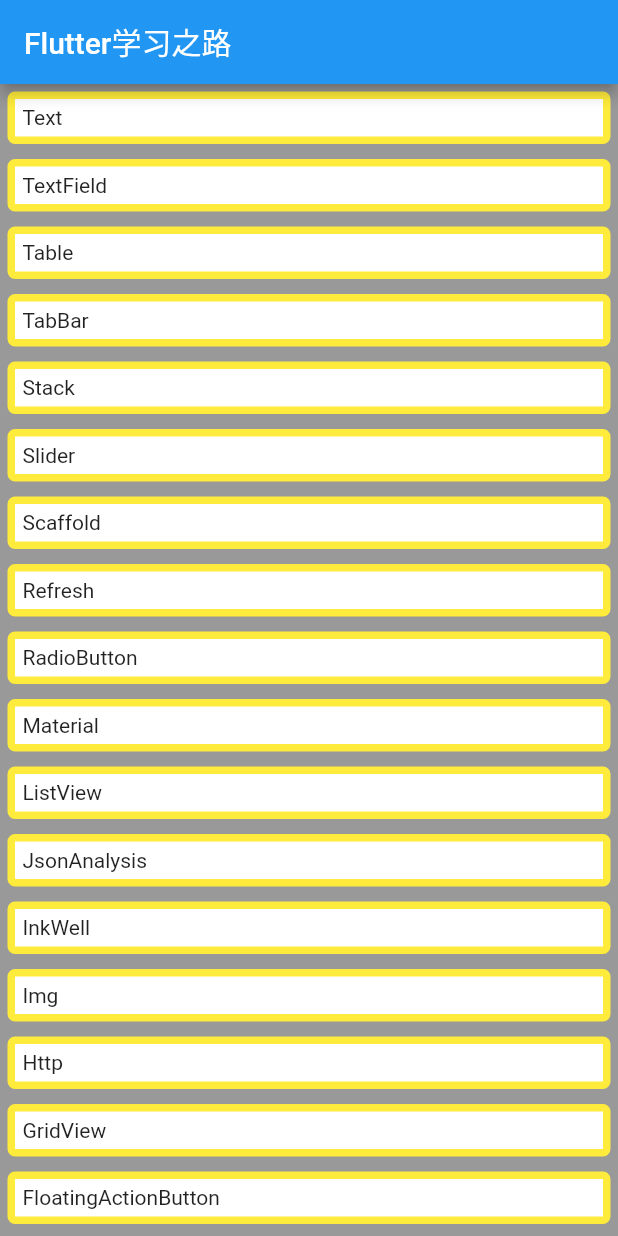
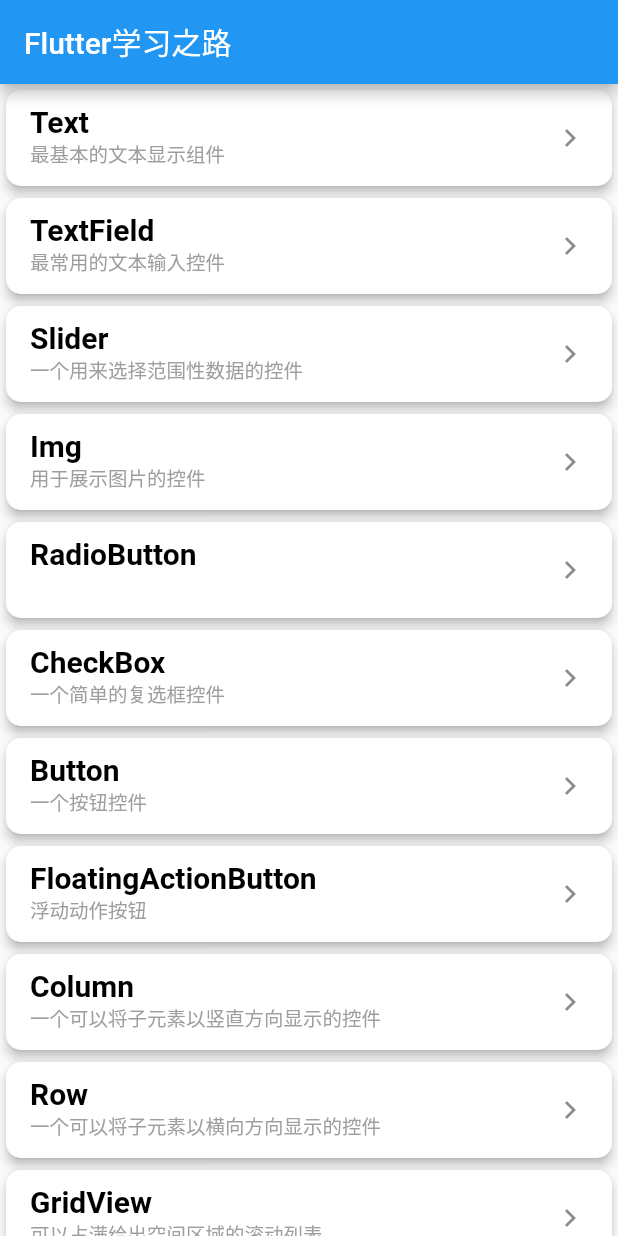
Before and after one commit to xicong/Flutter_Study, a Flutter app: the screen it shows after launch, on a phone screen of 412 x 824 dp. Run offline on Flutter 3.47's test engine with Material 2 defaults, Android fonts, the phone set to English and light mode, and no system bars.

Commit message:
修改了下主页的风格，后面抽时间继续完善控件

```diff
--- a/lib/learn/LearnContainer.dart
+++ b/lib/learn/LearnContainer.dart
@@ -26,7 +26,7 @@ class _LearnContainer extends State<LearnContainer>{
         child: new Text('这是一个Container',
           textAlign:TextAlign.center ,//设置文字居中
           style: new TextStyle(
-            color: Colors.white,
+            color: Colors.black,
           ),
         ),//显示的内容
         padding: EdgeInsets.all(0.0),//设置子控件padding
--- a/lib/main.dart
+++ b/lib/main.dart
@@ -1,14 +1,17 @@
 //导入dart
+import 'dart:ui' as prefix0;
+
 import 'package:flutter/cupertino.dart';
 import 'package:flutter/material.dart';
 import 'package:flutter/rendering.dart';
+
+
 import 'utils/ColorUtils.dart';
 import 'pages/NewsListPage.dart';
 import 'pages/TweetsListPage.dart';
 import 'pages/DiscoveryPage.dart';
 import 'pages/MyInfoPage.dart';
 import 'widgets/MyDrawer.dart';
-
 
 import 'package:flutterdemo/learn/LearnContainer.dart';
 import 'package:flutterdemo/learn/LearnText.dart';
@@ -37,46 +40,63 @@ import 'package:flutterdemo/learn/LearnDialog.dart';
 import 'package:flutterdemo/learn/LearnTabBar.dart';
 import 'package:flutterdemo/learn/LearnHttp.dart';
 import 'package:flutterdemo/learn/LearnJsonAnalysis.dart';
+import 'package:flutterdemo/learn/LearnRow.dart';
 
-void main(){
+void main() {
   //设置debugPaintSizeEnabled为true来更直观的调试布局问题
-  debugPaintSizeEnabled=false;
+  debugPaintSizeEnabled = false;
   runApp(new Main());
 }
+
 class Main extends StatelessWidget {
   @override
   Widget build(BuildContext context) {
     return MainApp();
   }
 }
-class MainApp extends StatefulWidget{
+
+class MainApp extends StatefulWidget {
   @override
   State<StatefulWidget> createState() {
     return new _MainApp();
   }
 }
-class _MainApp extends State<MainApp>{
-  Widget setWidgetNameAndPageName(String widgetName,StatefulWidget pageName){
+
+class _MainApp extends State<MainApp> {
+  Widget setWidgetNameAndPageName(String widgetName,String description, StatefulWidget pageName) {
     return Builder(
-        builder: (context){
+      builder: (context) {
         return new GestureDetector(
-            child: new Container(
-              child: new Text(widgetName),
-              alignment: Alignment.centerLeft,
-//                    color: Colors.white,
-              decoration: new BoxDecoration(  //设置了decoration的话，就不能设置color属性，否则会报错，此时应该在decoration中进行颜色的设置。
-                  border: new Border.all(
-                      width: 5.0,
-                      color: Colors.yellow
+          child: new Card(
+            elevation: 3.0,
+            color: Colors.white,
+            shape: const RoundedRectangleBorder(borderRadius: BorderRadius.all(Radius.circular(10.0))),
+            child: new Column(
+              mainAxisAlignment: MainAxisAlignment.start,
+              crossAxisAlignment: CrossAxisAlignment.start,
+              children: <Widget>[
+                new ListTile(
+                  title: new Text(widgetName,
+                      style: new TextStyle(
+                          fontSize: 20,
+                          color: Colors.black,
+                          fontWeight: FontWeight.bold)
                   ),
-                  color: Colors.white,
-                  borderRadius: new BorderRadius.all(new Radius.circular(5))
+                  subtitle: new Text(description,
+                    style: new TextStyle(
+                        fontSize: 13,
+                        color: Colors.grey
                     ),
-              margin: EdgeInsets.all(5),
-              padding: EdgeInsets.only(left: 5),
                   ),
-            onTap: (){
-              Navigator.push(context, new MaterialPageRoute(builder: (BuildContext context){
+                  dense: true,
+                  trailing: Icon(Icons.chevron_right),
+                ),
+              ],
+            ),
+          ),
+          onTap: () {
+            Navigator.push(context,
+                new MaterialPageRoute(builder: (BuildContext context) {
               return pageName;
             }));
           },
@@ -84,44 +104,81 @@ class _MainApp extends State<MainApp>{
       },
     );
   }
+
   @override
   Widget build(BuildContext context) {
-    return new MaterialApp(  //MaterialApp  必须有home不然报错
+    return new MaterialApp(
+      //MaterialApp  必须有home不然报错
       home: new Scaffold(
-        backgroundColor: ColorUtils.hexToColor("E3E3E3"),
+//        backgroundColor: ColorUtils.hexToColor("E3E3E3"),
         appBar: new AppBar(
           title: new Text('Flutter学习之路'),
         ),
         body: new ListView(
-          itemExtent: 45, //强制设置item的高度
+//          itemExtent: 45, //强制设置item的高度
           children: <Widget>[
-            setWidgetNameAndPageName("Text",new LearnText()),
-            setWidgetNameAndPageName("TextField",new LearnTextField()),
-            setWidgetNameAndPageName("Table",new LearnTable()),
-            setWidgetNameAndPageName("TabBar",new LearnTabBar()),
-            setWidgetNameAndPageName("Stack",new LearnStack()),
-            setWidgetNameAndPageName("Slider",new LearnSlider()),
-            setWidgetNameAndPageName("Scaffold",new LearnScaffold()),
-            setWidgetNameAndPageName("Refresh",new LearnRefresh()),
-            setWidgetNameAndPageName("RadioButton",new LearnRadioButton()),
-            setWidgetNameAndPageName("Material",new LearnMaterial()),
-            setWidgetNameAndPageName("ListView",new LearnListView()),
-            setWidgetNameAndPageName("JsonAnalysis",new LearnJsonAnalysis()),
-            setWidgetNameAndPageName("InkWell",new LearnInkWell()),
-            setWidgetNameAndPageName("Img",new LearnImg()),
-            setWidgetNameAndPageName("Http",new LearnHttp()),
-            setWidgetNameAndPageName("GridView",new LearnGridView()),
-            setWidgetNameAndPageName("FloatingActionButton",new LearnFloatingActionButton()),
-            setWidgetNameAndPageName("ExpansionPanelList",new LearnExpansionPanelList()),
-            setWidgetNameAndPageName("DropdownButton",new LearnDropdownButton()),
-            setWidgetNameAndPageName("Dialog",new LearnDialog()),
-            setWidgetNameAndPageName("Container",new LearnContainer()),
-            setWidgetNameAndPageName("Column",new LearnColumn()),
-            setWidgetNameAndPageName("CheckBox",new LearnCheckBox()),
-            setWidgetNameAndPageName("Button",new LearnButton()),
-            setWidgetNameAndPageName("Anim",new LearnAnim()),
-            setWidgetNameAndPageName("AnimRotate",new LearnAnimRotate()),
-            setWidgetNameAndPageName("AnimDisplacement",new LearnAnimDisplacement()),
+
+            //基本控件
+            setWidgetNameAndPageName("Text", "最基本的文本显示组件",new LearnText()),
+            //rich text
+            setWidgetNameAndPageName("TextField","最常用的文本输入控件", new LearnTextField()),
+            setWidgetNameAndPageName("Slider","一个用来选择范围性数据的控件", new LearnSlider()),
+            setWidgetNameAndPageName("Img","用于展示图片的控件", new LearnImg()),
+            setWidgetNameAndPageName("RadioButton","", new LearnRadioButton()),
+            setWidgetNameAndPageName("CheckBox","一个简单的复选框控件", new LearnCheckBox()),
+            setWidgetNameAndPageName("Button","一个按钮控件", new LearnButton()),
+            setWidgetNameAndPageName(
+                "FloatingActionButton","浮动动作按钮", new LearnFloatingActionButton()),
+
+            //布局控件
+            setWidgetNameAndPageName("Column","一个可以将子元素以竖直方向显示的控件", new LearnColumn()),
+            setWidgetNameAndPageName("Row","一个可以将子元素以横向方向显示的控件", new LearnRow()),
+            setWidgetNameAndPageName("GridView","可以占满给出空间区域的滚动列表", new LearnGridView()),
+            setWidgetNameAndPageName(
+                "ExpansionPanelList","类似qq分组带展开折叠功能的列表", new LearnExpansionPanelList()),
+            setWidgetNameAndPageName("Container","一个常用的结合绘画，定位，大小调整的控件", new LearnContainer()),
+            setWidgetNameAndPageName("Stack","用于将多个childs相对于其框的边缘定位，多用于以简单的方式重叠children", new LearnStack()),
+            setWidgetNameAndPageName("TabBar","来实现并行界面的横向滑动展示", new LearnTabBar()),
+
+            //列表控件
+            setWidgetNameAndPageName("Table", "一个可以显示表格控件的布局",new LearnTable()),
+            setWidgetNameAndPageName("ListView","常见的滚动列表", new LearnListView()),
+
+            //弹窗控件
+            setWidgetNameAndPageName("Dialog","向用户传递信息的弹出窗", new LearnDialog()),
+            setWidgetNameAndPageName(
+                "DropdownButton","一个下载选择菜单的按钮", new LearnDropdownButton()),
+            setWidgetNameAndPageName("Scaffold","实现了基本的Material Design布局结构", new LearnScaffold()),
+
+            //动画
+            setWidgetNameAndPageName("Anim","一个图片放大的动画", new LearnAnim()),
+            setWidgetNameAndPageName("AnimRotate","", new LearnAnimRotate()),
+            setWidgetNameAndPageName(
+                "AnimDisplacement","一个位移动画", new LearnAnimDisplacement()),
+
+            //设计风格
+            setWidgetNameAndPageName("Material","Material设置风格", new LearnMaterial()),
+
+            //刷新
+            setWidgetNameAndPageName("Refresh","用于常见的页面刷新功能", new LearnRefresh()),
+
+            //网络
+            setWidgetNameAndPageName("Http","用于请求网络上的数据进行其交互", new LearnHttp()),
+            setWidgetNameAndPageName("JsonAnalysis","用以解析json结构的数据", new LearnJsonAnalysis()),
+
+            //一些特殊效果
+            setWidgetNameAndPageName("InkWell","可以实现线框，水波纹等一些特殊效果", new LearnInkWell()),
+
+
+
+
+
+
+
+
+
+
+
           ],
         ),
       ),
--- a/pubspec.yaml
+++ b/pubspec.yaml
@@ -9,7 +9,7 @@ name: flutterdemo
 description: A new Flutter project.
 
 environment:
-  sdk: ">=2.1.0 <3.0.0"
+  sdk: ">=2.2.2 <3.0.0"
 
 dependencies:
   flutter:
```
Also changed, not shown: lib/learn/LearnAnimRotate.dart (+6 -5 lines), lib/learn/LearnColumn.dart (+31 -2 lines), lib/learn/LearnRow.dart (added, +56 -0 lines), 27 other files. Lines whose indentation alone changed are shown as unchanged.
